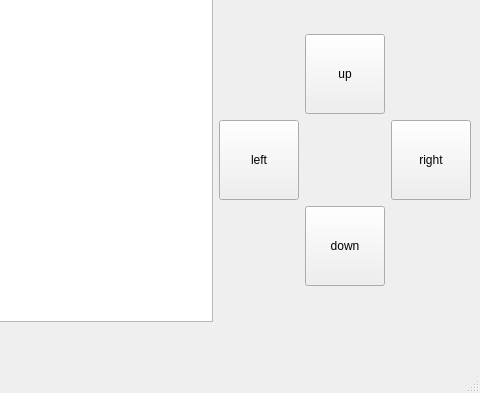
Old version of the form mainwindow.ui in the repository qwint2ez/lab1task2; both pictures show x 373 to 853 and y 267 to 660 of the 853 by 660 pixel window.
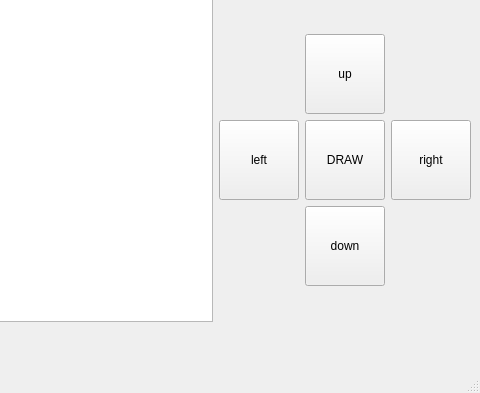
New version of the form.

What changed in the file:
```diff
--- a/mainwindow.ui
+++ b/mainwindow.ui
@@ -200,6 +200,19 @@
           </property>
          </widget>
         </item>
+        <item row="1" column="1">
+         <widget class="QPushButton" name="drawbutton">
+          <property name="minimumSize">
+           <size>
+            <width>80</width>
+            <height>80</height>
+           </size>
+          </property>
+          <property name="text">
+           <string>DRAW</string>
+          </property>
+         </widget>
+        </item>
        </layout>
       </item>
      </layout>
```
